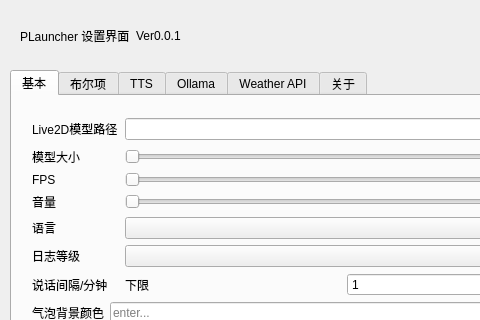
Above: src/ui/setting.ui from csy214-beep/Pelr before the change; both pictures show x 0 to 480 and y 0 to 320 of the 1141 by 692 pixel window. Below: the same form after it.
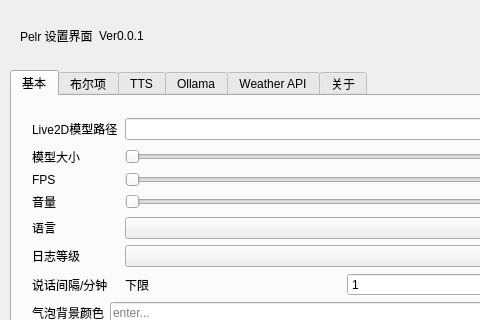
That is the form after the change. Icons and pictures are not drawn. Custom widgets are drawn as their Qt base class.

Commit message: refactor: rename project Plauncher to Pelr

Diff of the .ui file:
```diff
--- a/src/ui/setting.ui
+++ b/src/ui/setting.ui
@@ -795,7 +795,7 @@
     <item>
      <widget class="QLabel" name="label">
       <property name="text">
-       <string>PLauncher 设置界面</string>
+       <string>Pelr 设置界面</string>
       </property>
      </widget>
     </item>
```
The commit also changes 92 other files.
